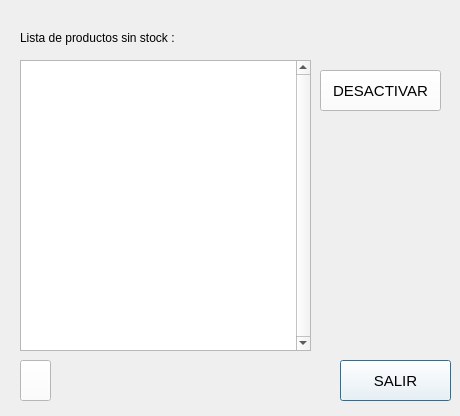
Before: the Qt Designer form Vista/windowListNotify.ui in mjroson/PQt5-Stock-Venta-CuentaCorriente, drawn with Qt 5.
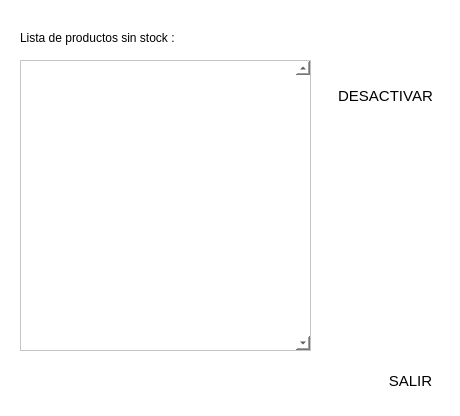
After: the same form once the commit is applied. Icons and pictures are not drawn.

Diff of the .ui file:
```diff
--- a/Vista/windowListNotify.ui
+++ b/Vista/windowListNotify.ui
@@ -17,6 +17,9 @@
    <iconset>
     <normaloff>../Img/Alert48.png</normaloff>../Img/Alert48.png</iconset>
   </property>
+  <property name="styleSheet">
+   <string notr="true">background-color: rgb(255, 255, 255);</string>
+  </property>
   <widget class="QTableView" name="tvDetalle">
    <property name="geometry">
     <rect>
@@ -52,9 +55,9 @@
   <widget class="QPushButton" name="btnSalir">
    <property name="geometry">
     <rect>
-     <x>340</x>
+     <x>370</x>
      <y>360</y>
-     <width>111</width>
+     <width>81</width>
      <height>41</height>
     </rect>
    </property>
@@ -68,7 +71,10 @@
     </font>
    </property>
    <property name="styleSheet">
-    <string notr="true">background-color: rgb(255, 255, 255);</string>
+    <string notr="true">background: qradialgradient(cx: 0.3, cy: -0.4,
+fx: 0.3, fy: -0.4,
+radius: 1.35, stop: 0 #fff, stop: 1 #bbb);
+border-radius: 11px;</string>
    </property>
    <property name="text">
     <string>SALIR</string>
@@ -87,10 +93,10 @@
   <widget class="QPushButton" name="btnDesactivar">
    <property name="geometry">
     <rect>
-     <x>320</x>
-     <y>70</y>
-     <width>121</width>
-     <height>41</height>
+     <x>330</x>
+     <y>80</y>
+     <width>111</width>
+     <height>31</height>
     </rect>
    </property>
    <property name="font">
@@ -103,7 +109,10 @@
     </font>
    </property>
    <property name="styleSheet">
-    <string notr="true">background-color: rgb(255, 255, 255);</string>
+    <string notr="true">background: qradialgradient(cx: 0.3, cy: -0.4,
+fx: 0.3, fy: -0.4,
+radius: 1.35, stop: 0 #fff, stop: 1 #bbb);
+border-radius: 11px;</string>
    </property>
    <property name="text">
     <string>DESACTIVAR</string>
@@ -124,7 +133,7 @@
     <rect>
      <x>20</x>
      <y>360</y>
-     <width>31</width>
+     <width>34</width>
      <height>41</height>
     </rect>
    </property>
@@ -138,7 +147,11 @@
     </font>
    </property>
    <property name="styleSheet">
-    <string notr="true">background-color: rgb(255, 255, 255);</string>
+    <string notr="true">background: qradialgradient(cx: 0.4, cy: -0.1,
+fx: 0.4, fy: -0.1,
+radius: 1.35, stop: 0 #fff, stop: 1 #ddd);
+border-radius: 11px;
+</string>
    </property>
    <property name="text">
     <string/>
@@ -149,8 +162,8 @@
    </property>
    <property name="iconSize">
     <size>
-     <width>29</width>
-     <height>29</height>
+     <width>40</width>
+     <height>40</height>
     </size>
    </property>
   </widget>
```
Left out of the diff: 9 changed lines with no effect on the pictures.
